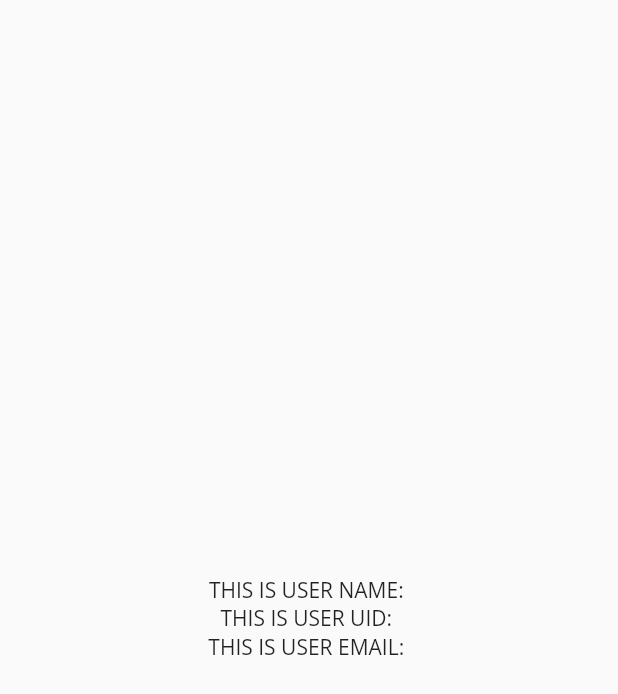
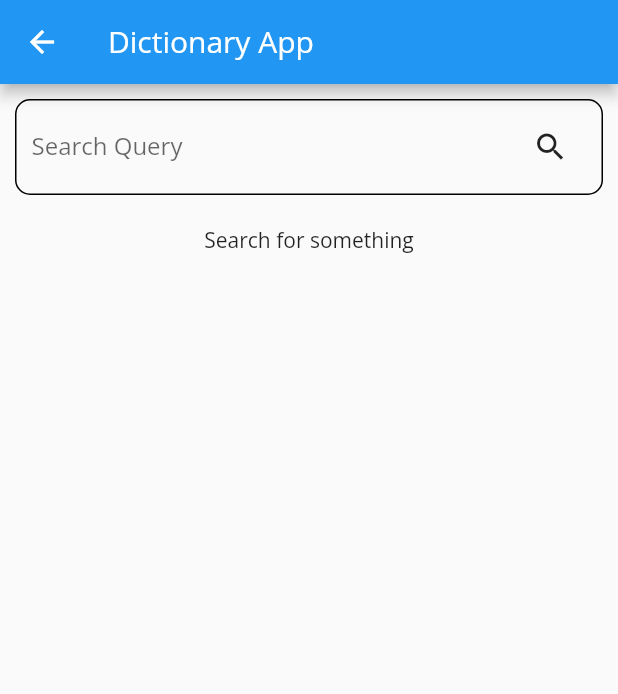
Before and after one commit to NguyenVoDucThang/Learning_English_Flutter_App, a Flutter app: the DictionaryScreen screen opened by its route, on a phone screen of 412 x 824 dp. Shown: the top 694 px of the screen. Run offline on Flutter 3.47's test engine with Material 2 defaults, Android fonts, the phone set to English and light mode, and no system bars; our stand-ins replace audioplayers, cloud_firestore, firebase_auth, firebase_core, google_sign_in; missing offline and left inert: flutter_facebook_auth; accounts and stored records are empty.

Commit message:
Add raw version dictionary

```diff
--- /dev/null
+++ b/lib/helpers/dictionary_url.dart
@@ -0,0 +1 @@
+String URL = 'https://api.dictionaryapi.dev/api/v2/entries/en';
--- /dev/null
+++ b/lib/models/dictionary_model.dart
@@ -0,0 +1,116 @@
+// To parse this JSON data, do
+//
+//     final dictionaryModel = dictionaryModelFromJson(jsonString);
+
+import 'dart:convert';
+
+List<DictionaryModel> dictionaryModelFromJson(String str) =>
+    List<DictionaryModel>.from(
+        json.decode(str).map((x) => DictionaryModel.fromJson(x)));
+
+String dictionaryModelToJson(List<DictionaryModel> data) =>
+    json.encode(List<dynamic>.from(data.map((x) => x.toJson())));
+
+class DictionaryModel {
+  DictionaryModel({
+    this.word,
+    this.phonetic,
+    this.phonetics,
+    this.origin,
+    this.meanings,
+  });
+
+  String? word;
+  String? phonetic;
+  List<Phonetic>? phonetics;
+  String? origin;
+  List<Meaning>? meanings;
+
+  factory DictionaryModel.fromJson(Map<String, dynamic> json) =>
+      DictionaryModel(
+        word: json["word"],
+        phonetic: json["phonetic"],
+        phonetics: List<Phonetic>.from(
+            json["phonetics"].map((x) => Phonetic.fromJson(x))),
+        origin: json["origin"],
+        meanings: List<Meaning>.from(
+            json["meanings"].map((x) => Meaning.fromJson(x))),
+      );
+
+  Map<String, dynamic> toJson() => {
+    "word": word,
+    "phonetic": phonetic,
+    "phonetics": List<dynamic>.from(phonetics!.map((x) => x.toJson())),
+    "origin": origin,
+    "meanings": List<dynamic>.from(meanings!.map((x) => x.toJson())),
+  };
+}
+
+class Meaning {
+  Meaning({
+    this.partOfSpeech,
+    this.definitions,
+  });
+
+  String? partOfSpeech;
+  List<Definition>? definitions;
+
+  factory Meaning.fromJson(Map<String, dynamic> json) => Meaning(
+    partOfSpeech: json["partOfSpeech"],
+    definitions: List<Definition>.from(
+        json["definitions"].map((x) => Definition.fromJson(x))),
+  );
+
+  Map<String, dynamic> toJson() => {
+    "partOfSpeech": partOfSpeech,
+    "definitions": List<dynamic>.from(definitions!.map((x) => x.toJson())),
+  };
+}
+
+class Definition {
+  Definition({
+    this.definition,
+    this.example,
+    this.synonyms,
+    this.antonyms,
+  });
+
+  String? definition;
+  String? example;
+  List<dynamic>? synonyms;
+  List<dynamic>? antonyms;
+
+  factory Definition.fromJson(Map<String, dynamic> json) => Definition(
+    definition: json["definition"],
+    example: json["example"],
+    synonyms: List<dynamic>.from(json["synonyms"].map((x) => x)),
+    antonyms: List<dynamic>.from(json["antonyms"].map((x) => x)),
+  );
+
+  Map<String, dynamic> toJson() => {
+    "definition": definition,
+    "example": example,
+    "synonyms": List<dynamic>.from(synonyms!.map((x) => x)),
+    "antonyms": List<dynamic>.from(antonyms!.map((x) => x)),
+  };
+}
+
+class Phonetic {
+  Phonetic({
+    this.text,
+    this.audio,
+  });
+
+  String? text;
+  String? audio;
+
+  factory Phonetic.fromJson(Map<String, dynamic> json) => Phonetic(
+    text: json["text"],
+    audio: json["audio"] == null ? null : json["audio"],
+  );
+
+  Map<String, dynamic> toJson() => {
+    "text": text,
+    "audio": audio == null ? null : audio,
+  };
+}
--- a/lib/screens/dictionary_screen.dart
+++ b/lib/screens/dictionary_screen.dart
@@ -1,26 +1,156 @@
+import 'package:audioplayers/audioplayers.dart';
 import 'package:flutter/material.dart';
+import 'package:learning_english_flutter_app/helpers/dictionary_service.dart';
+import 'package:learning_english_flutter_app/models/dictionary_model.dart';
 import 'package:learning_english_flutter_app/models/user_model.dart';
 import 'package:provider/provider.dart';
 
-class DictionaryScreen extends StatelessWidget {
+class DictionaryScreen extends StatefulWidget {
   static const String routeName = '/dictionary_screen';
 
   const DictionaryScreen({Key? key}) : super(key: key);
 
   @override
+  State<DictionaryScreen> createState() => _DictionaryScreenState();
+}
+
+class _DictionaryScreenState extends State<DictionaryScreen> {
+  TextEditingController inputController = TextEditingController();
+
+  AudioPlayer? audioPlayer;
+
+  @override
+  void initState() {
+    super.initState();
+    setState(() {
+      audioPlayer = AudioPlayer();
+    });
+  }
+
+  @override
+  void dispose() {
+    // TODO: implement dispose
+    super.dispose();
+    audioPlayer!.dispose();
+  }
+
+  void playAudio(String music) {
+    audioPlayer!.stop();
+
+    audioPlayer!.play(music);
+  }
+
+  @override
   Widget build(BuildContext context) {
-    UserModel user = Provider.of<UserModel>(context);
+    return Scaffold(
+      appBar: AppBar(
+        title: const Text('Dictionary App'),
+      ),
+      body: CustomScrollView(
+        slivers: [
+          SliverToBoxAdapter(
+            child: Container(
+              padding: const EdgeInsets.all(10),
+              height: MediaQuery.of(context).size.height,
+              child: Column(
+                children: [
+                  Container(
+                    padding: const EdgeInsets.symmetric(horizontal: 10),
+                    decoration: BoxDecoration(
+                      borderRadius: BorderRadius.circular(10),
+                      border: Border.all(),
+                    ),
+                    child: Row(
+                      children: [
+                        Expanded(
+                          child: TextFormField(
+                            controller: inputController,
+                            decoration: const InputDecoration(
+                              label: Text('Search Query'),
+                              border: InputBorder.none,
+                            ),
+                          ),
+                        ),
+                        IconButton(
+                          onPressed: () {
+                            if (inputController.text.isNotEmpty) {
+                              setState(() {});
+                            }
+                          },
+                          icon: const Icon(Icons.search),
+                        )
+                      ],
+                    ),
+                  ),
 
-    return Scaffold(
-      body: Center(
-        child: Column(
-          mainAxisAlignment: MainAxisAlignment.center,
-          children: [
-            Text('THIS IS USER NAME: ${user.name.toString()}'),
-            Text('THIS IS USER UID: ${user.uid.toString()}'),
-            Text('THIS IS USER EMAIL: ${user.email.toString()}'),
-          ],
-        ),
+                  const SizedBox(
+                    height: 20,
+                  ),
+
+                  ///FutureBuilder
+                  inputController.text.isEmpty
+                      ? const SizedBox(child: Text('Search for something'))
+                      : FutureBuilder(
+                          future: DictionaryService()
+                              .getMeaning(word: inputController.text),
+                          builder: (context,
+                              AsyncSnapshot<List<DictionaryModel>> snapshot) {
+                            print("Data $snapshot");
+                            if (snapshot.hasData) {
+                              return Expanded(
+                                child: ListView(
+                                  children: List.generate(snapshot.data!.length,
+                                      (index) {
+                                    final data = snapshot.data![index];
+                                    return Container(
+                                      child: Column(
+                                        children: [
+                                          Container(
+                                            child: ListTile(
+                                              title: Text(data.word!),
+                                              subtitle: Text(
+                                                  data.phonetics![index].text!),
+                                              trailing: IconButton(
+                                                  onPressed: () {
+                                                    final path = data
+                                                        .phonetics![index]
+                                                        .audio;
+                                                    playAudio(data.phonetics![index].audio as String);
+                                                    print('THIS IS PATH: ${data.phonetics![index].audio}');
+                                                  },
+                                                  icon: const Icon(
+                                                      Icons.audiotrack)),
+                                            ),
+                                          ),
+                                          Container(
+                                            child: ListTile(
+                                              title: Text(data
+                                                  .meanings![index]
+                                                  .definitions![index]
+                                                  .definition!),
+                                              subtitle: Text(data
+                                                  .meanings![index]
+                                                  .partOfSpeech!),
+                                            ),
+                                          ),
+                                        ],
+                                      ),
+                                    );
+                                  }),
+                                ),
+                              );
+                            } else if (snapshot.hasError) {
+                              return Text(snapshot.error.toString());
+                            } else {
+                              return const CircularProgressIndicator();
+                            }
+                          },
+                        )
+                ],
+              ),
+            ),
+          )
+        ],
       ),
     );
   }
--- a/pubspec.yaml
+++ b/pubspec.yaml
@@ -41,6 +41,8 @@ dependencies:
   google_sign_in: ^5.3.0
   provider: ^6.0.2
   flutter_facebook_auth: ^4.3.0
+  http: ^0.13.4
+  audioplayers: ^0.20.1
 
 dev_dependencies:
   flutter_test:
```
Also changed, not shown: lib/helpers/dictionary_service.dart (added, +33 -0 lines), pubspec.lock.
